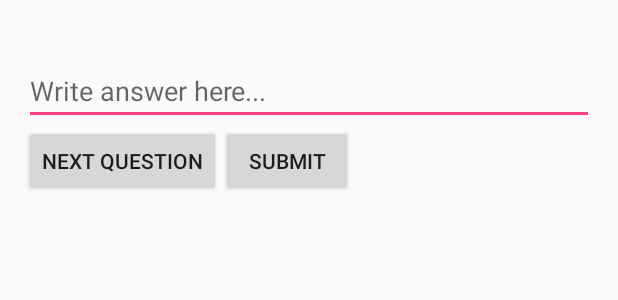
After one commit to matukaz/ABND_3_QUIZ-, an Android app: the layout text_answer_quiz_layout.xml on its own in the app's theme, with its tools: preview values and no code run, on a phone screen of 412 x 824 dp. The commit adds this screen. Shown: the top 300 px of the screen. Run offline under Robolectric (Android 15) with nearby library versions, the phone set to English and light mode, and no system bars.

Commit message:
Now possible to add questions with user inputted answers.

```diff
--- a/app/src/main/java/com/teddydev/abnd_3_quiz_app/Const.java
+++ b/app/src/main/java/com/teddydev/abnd_3_quiz_app/Const.java
@@ -3,6 +3,8 @@ package com.teddydev.abnd_3_quiz_app;
 /**
  * Created by Matu on 30.01.2017.
  */
-public class Const {
-    public static String EXTRA_USER_NAME = "extra_user_name";
+class Const {
+    static String EXTRA_USER_NAME = "extra_user_name";
+    static String EXTRA_NUMBER_OF_CORRECT_QUESTIONS = "extra_number_of_correct_questions";
+    static String EXTRA_NUMBER_OF_QUESTIONS_TOTAL = "extra_number_of_questions_total";
 }
--- a/app/src/main/res/layout/activity_end_screen.xml
+++ b/app/src/main/res/layout/activity_end_screen.xml
@@ -2,14 +2,14 @@
 <RelativeLayout xmlns:android="http://schemas.android.com/apk/res/android"
     android:layout_width="match_parent"
     android:layout_height="match_parent"
-    android:orientation="vertical"
-    android:paddingTop="64dp">
+    android:layout_margin="32dp"
+    android:orientation="vertical">
     <TextView
         android:id="@+id/end_screen_textview"
+        style="@style/textview_sytle"
         android:layout_width="wrap_content"
         android:layout_height="wrap_content"
         android:layout_centerHorizontal="true"
         android:text="@string/thanks_for_playing"
-        android:textColor="#000000"
         android:textSize="40sp" />
 </RelativeLayout>
--- /dev/null
+++ b/app/src/main/res/layout/text_answer_quiz_layout.xml
@@ -0,0 +1,35 @@
+<?xml version="1.0" encoding="utf-8"?>
+<RelativeLayout xmlns:android="http://schemas.android.com/apk/res/android"
+    android:layout_width="match_parent"
+    android:layout_height="match_parent"
+    android:layout_margin="16dp"
+    android:orientation="vertical">
+
+    <TextView
+        android:id="@+id/question_textview"
+        android:layout_width="match_parent"
+        android:layout_height="wrap_content" />
+
+    <EditText
+        android:id="@+id/answer_edittext"
+        android:layout_width="match_parent"
+        android:layout_height="wrap_content"
+        android:hint="@string/write_answer_here"
+        android:paddingTop="32dp" />
+
+    <include
+        android:id="@+id/next_question_button"
+        layout="@layout/button_next_question"
+        android:layout_width="wrap_content"
+        android:layout_height="wrap_content"
+        android:layout_below="@+id/answer_edittext" />
+
+    <Button
+        android:id="@+id/button_submit"
+        android:layout_width="wrap_content"
+        android:layout_height="wrap_content"
+        android:layout_below="@+id/answer_edittext"
+        android:layout_toRightOf="@+id/next_question_button"
+        android:onClick="gradeAnswer"
+        android:text="@string/submit" />
+</RelativeLayout>
--- a/app/src/main/res/values/strings.xml
+++ b/app/src/main/res/values/strings.xml
@@ -2,10 +2,11 @@
     <string name="app_name">ABND_3_QUIZ_APP</string>
     <string name="submit">submit</string>
     <string name="next_question">Next Question</string>
-    <string name="thanks_for_playing">Thanks for playing,\n%1s</string>
+    <string name="thanks_for_playing">Thanks for playing,%1$s,\nYou had: %2$d correct answer out of %3$d questions</string>
     <string name="answer_correct">Answer was correct!</string>
     <string name="answer_incorrect">Answer was incorrect!</string>
     <string name="quiz_app">Quiz App</string>
     <string name="what_is_your_name">What is your name?</string>
     <string name="name">Name</string>
+    <string name="write_answer_here">Write answer here...</string>
 </resources>
```
Also changed, not shown: app/src/main/java/com/teddydev/abnd_3_quiz_app/EndScreenActivity.java (+6 -1 lines), app/src/main/java/com/teddydev/abnd_3_quiz_app/Model/TextAnswer.java (+4 -4 lines), app/src/main/java/com/teddydev/abnd_3_quiz_app/QuizActivity.java (+33 -10 lines).
